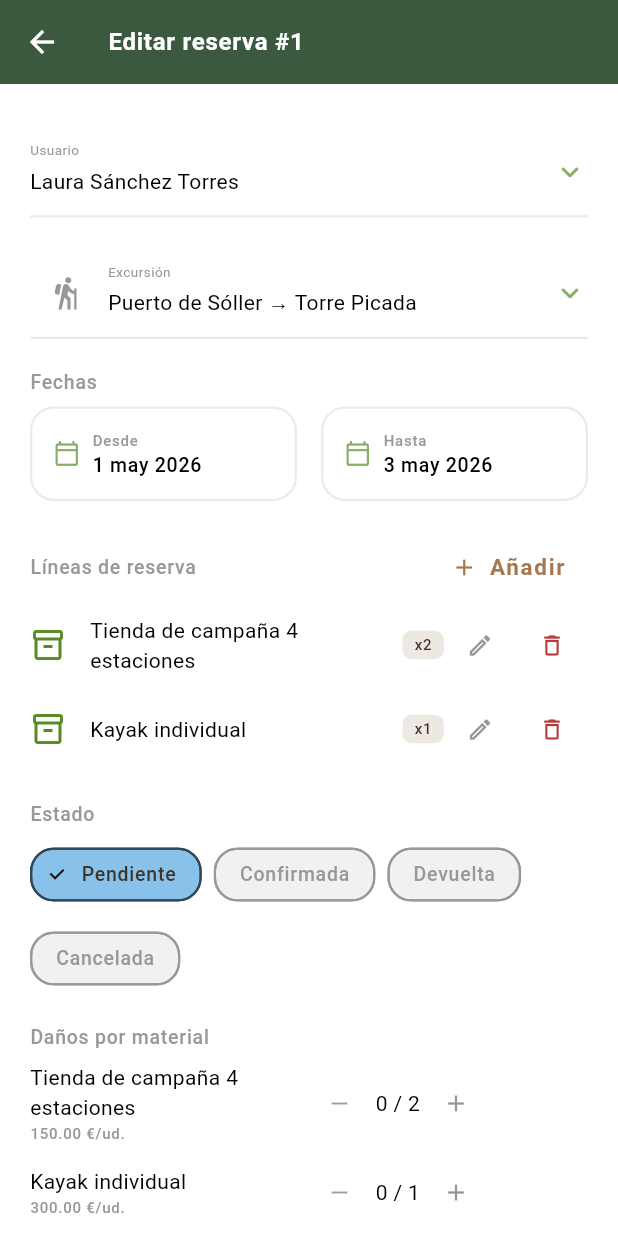
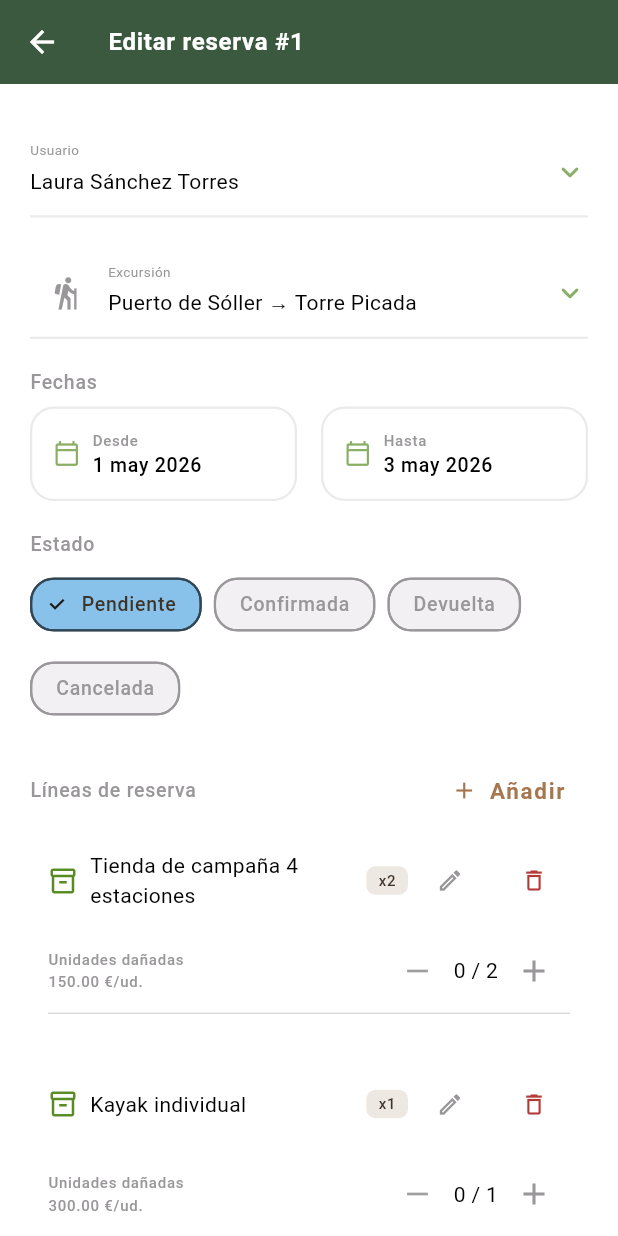
Before and after one commit to adminoutventura-dot/Outventura-Frontend, a Flutter app: the ReservationFormPage screen opened directly with sample values from the repository, on a phone screen of 412 x 824 dp. Run offline on Flutter 3.47's test engine with Material 3 defaults, Android fonts, the phone set to English and light mode, and no system bars; our stand-ins replace flutter_riverpod, shared_preferences; accounts and stored records are empty.

Commit message:
Card de linea reserva creada

```diff
--- a/lib/features/outventura/presentation/pages/forms/reservation_form_page.dart
+++ b/lib/features/outventura/presentation/pages/forms/reservation_form_page.dart
@@ -10,8 +10,8 @@ import 'package:outventura/features/outventura/domain/entities/equipment.dart';
 import 'package:outventura/features/outventura/domain/entities/reservation.dart';
 import 'package:outventura/features/outventura/presentation/controllers/reservation_form_controller.dart';
 import 'package:outventura/features/outventura/presentation/providers/equipment_provider.dart';
-import 'package:outventura/core/widgets/app_tag.dart';
 import 'package:outventura/features/outventura/presentation/providers/excursions_provider.dart';
+import 'package:outventura/features/outventura/presentation/widgets/reservation_line_card.dart';
 
 class ReservationFormPage extends ConsumerStatefulWidget {
   final Reserva reserva;
@@ -19,7 +19,8 @@ class ReservationFormPage extends ConsumerStatefulWidget {
   const ReservationFormPage({super.key, required this.reserva});
 
   @override
-  ConsumerState<ReservationFormPage> createState() => _ReservationFormPageState();
+  ConsumerState<ReservationFormPage> createState() =>
+      _ReservationFormPageState();
 }
 
 class _ReservationFormPageState extends ConsumerState<ReservationFormPage> {
@@ -71,7 +72,6 @@ class _ReservationFormPageState extends ConsumerState<ReservationFormPage> {
           child: Column(
             crossAxisAlignment: CrossAxisAlignment.start,
             children: [
-
               // Usuario
               const SizedBox(height: 8),
               AppUserDropdown(
@@ -98,12 +98,16 @@ class _ReservationFormPageState extends ConsumerState<ReservationFormPage> {
               AppExcursionDropdown(
                 value: _controller.idExcursion,
                 excursiones: ref.read(excursionesProvider),
-                onChanged: (int? v) => setState(() => _controller.idExcursion = v),
+                onChanged: (int? v) =>
+                    setState(() => _controller.idExcursion = v),
               ),
               const SizedBox(height: 20),
 
               // Fechas
-              Text('Fechas', style: tt.labelMedium?.copyWith(color: cs.onSurfaceVariant)),
+              Text(
+                'Fechas',
+                style: tt.labelMedium?.copyWith(color: cs.onSurfaceVariant),
+              ),
               const SizedBox(height: 8),
               Row(
                 children: [
@@ -113,7 +117,8 @@ class _ReservationFormPageState extends ConsumerState<ReservationFormPage> {
                       date: _controller.fechaDesde ?? DateTime.now(),
                       firstDate: DateTime(2020),
                       lastDate: DateTime(2030),
-                      onDateSelected: (DateTime d) => setState(() => _controller.fechaDesde = d),
+                      onDateSelected: (DateTime d) =>
+                          setState(() => _controller.fechaDesde = d),
                     ),
                   ),
                   const SizedBox(width: 16),
@@ -123,10 +128,31 @@ class _ReservationFormPageState extends ConsumerState<ReservationFormPage> {
                       date: _controller.fechaHasta ?? DateTime.now(),
                       firstDate: DateTime(2020),
                       lastDate: DateTime(2030),
-                      onDateSelected: (DateTime d) => setState(() => _controller.fechaHasta = d),
+                      onDateSelected: (DateTime d) =>
+                          setState(() => _controller.fechaHasta = d),
                     ),
                   ),
                 ],
+              ),
+              const SizedBox(height: 20),
+
+              // Estado
+              Text(
+                'Estado',
+                style: tt.labelMedium?.copyWith(color: cs.onSurfaceVariant),
+              ),
+              const SizedBox(height: 8),
+              AppChipWrap(
+                children: EstadoReserva.values.map((EstadoReserva e) {
+                  final bool seleccionado = _controller.estado == e;
+                  return AppChoiceChip(
+                    label: e.label,
+                    seleccionado: seleccionado,
+                    onSelected: (_) => setState(() => _controller.estado = e),
+                    selectedColor: cs.secondaryContainer,
+                    selectedBorderColor: cs.tertiary,
+                  );
+                }).toList(),
               ),
               const SizedBox(height: 20),
 
@@ -134,7 +160,10 @@ class _ReservationFormPageState extends ConsumerState<ReservationFormPage> {
               Row(
                 mainAxisAlignment: MainAxisAlignment.spaceBetween,
                 children: [
-                  Text('Líneas de reserva', style: tt.labelMedium?.copyWith(color: cs.onSurfaceVariant)),
+                  Text(
+                    'Líneas de reserva',
+                    style: tt.labelMedium?.copyWith(color: cs.onSurfaceVariant),
+                  ),
                   TertiaryButton(
                     label: 'Añadir',
                     icon: Icons.add,
@@ -158,7 +187,6 @@ class _ReservationFormPageState extends ConsumerState<ReservationFormPage> {
                   physics: const NeverScrollableScrollPhysics(),
                   itemCount: _controller.lineas.length,
                   itemBuilder: (_, int i) {
-
                     final LineaReserva linea = _controller.lineas[i];
 
                     // Buscar el equipamiento que corresponde a esta línea.
@@ -170,112 +198,36 @@ class _ReservationFormPageState extends ConsumerState<ReservationFormPage> {
                       }
                     }
 
-                    return ListTile(
-                      contentPadding: EdgeInsets.zero,
-                      leading: Icon(Icons.inventory_2_outlined, color: cs.primary),
-                      title: Text(equip.nombre, style: tt.bodyMedium),
-                      trailing: Row(
-                        mainAxisSize: MainAxisSize.min,
-                        children: [
-                          TagWidget(
-                            text: 'x${linea.cantidad}',
-                            backgroundColor: cs.primaryContainer,
-                            textColor: cs.onPrimaryContainer,
+                    final int daniadas = _controller.cantidadDaniada(
+                      linea.idEquipamiento,
+                    );
+
+                    return ReservationLineCard(
+                      linea: linea,
+                      equipamiento: equip,
+                      cantidadDaniada: daniadas,
+                      onEdit: () => _mostrarDialogoLinea(index: i),
+                      onDelete: () =>
+                          setState(() => _controller.eliminarLinea(i)),
+                      menosCoste: daniadas > 0
+                          ? () => setState(
+                              () => _controller.establecerCantidadDaniada(
+                                linea.idEquipamiento,
+                                daniadas - 1,
                               ),
-                          IconButton(
-                            icon: Icon(Icons.edit_outlined, size: 18, color: cs.onSurfaceVariant),
-                            onPressed: () => _mostrarDialogoLinea(index: i),
+                            )
+                          : null,
+                      masCoste: daniadas < linea.cantidad
+                          ? () => setState(
+                              () => _controller.establecerCantidadDaniada(
+                                linea.idEquipamiento,
+                                daniadas + 1,
                               ),
-                          IconButton(
-                            icon: Icon(Icons.delete_outline, size: 18, color: cs.error),
-                            onPressed: () => setState(() => _controller.eliminarLinea(i)),
-                          ),
-                        ],
-                      ),
+                            )
+                          : null,
                     );
                   },
                 ),
-              const SizedBox(height: 20),
-
-              // Estado
-              Text('Estado', style: tt.labelMedium?.copyWith(color: cs.onSurfaceVariant)),
-              const SizedBox(height: 8),
-              AppChipWrap(
-                children: EstadoReserva.values.map((EstadoReserva e) {
-                  final bool seleccionado = _controller.estado == e;
-                  return AppChoiceChip(
-                    label: e.label,
-                    seleccionado: seleccionado,
-                    onSelected: (_) => setState(() => _controller.estado = e),
-                    selectedColor: cs.secondaryContainer,
-                    selectedBorderColor: cs.tertiary,
-                  );
-                }).toList(),
-              ),
-              const SizedBox(height: 20),
-
-              // TODO: Revisar esto a ver si se puede evitar hacer dos listas con los equipamientos.
-              // Daños por material
-              if (_controller.lineas.isNotEmpty) ...[
-                Text('Daños por material', style: tt.labelMedium?.copyWith(color: cs.onSurfaceVariant)),
-                const SizedBox(height: 4),
-
-                ...List.generate(_controller.lineas.length, (int i) {
-                  final LineaReserva linea = _controller.lineas[i];
-
-                  // Buscar el equipamiento que corresponde a esta línea.
-                  Equipamiento equip = equipamientos.first;
-                    for (final Equipamiento eq in equipamientos) {
-                      if (eq.id == linea.idEquipamiento) {
-                        equip = eq;
-                        break;
-                      }
-                    }
-
-                  final int daniadas = _controller.cantidadDaniada(linea.idEquipamiento);
-                  return Padding(
-                    padding: const EdgeInsets.symmetric(vertical: 4),
-                    child: Row(
-                      children: [
-                        Expanded(
-                          child: Column(
-                            crossAxisAlignment: CrossAxisAlignment.start,
-                            children: [
-                              Text(equip.nombre, style: tt.bodyMedium),
-                              Text(
-                                '${equip.cargoPorDanio.toStringAsFixed(2)} €/ud.',
-                                style: tt.labelSmall?.copyWith(color: cs.onSurfaceVariant),
-                              ),
-                            ],
-                          ),
-                        ),
-                        IconButton(
-                          icon: const Icon(Icons.remove, size: 18),
-                          onPressed: daniadas > 0
-                              ? () => setState(() => _controller.establecerCantidadDaniada(linea.idEquipamiento, daniadas - 1))
-                              : null,
-                        ),
-                        Text('$daniadas / ${linea.cantidad}', style: tt.bodyMedium),
-                        IconButton(
-                          icon: const Icon(Icons.add, size: 18),
-                          onPressed: daniadas < linea.cantidad
-                              ? () => setState(() => _controller.establecerCantidadDaniada(linea.idEquipamiento, daniadas + 1))
-                              : null,
-                        ),
-                        SizedBox(
-                          width: 64,
-                          child: daniadas > 0
-                              ? Text(
-                                  '${(daniadas * equip.cargoPorDanio).toStringAsFixed(2)} €',
-                                  style: tt.labelMedium?.copyWith(color: cs.error),
-                                  textAlign: TextAlign.end,
-                                )
-                              : const SizedBox.shrink(),
-                        ),
-                      ],
-                    ),
-                  );
-                }),
 
               // Total cargos por daños
               if (_controller.totalCargoDanios > 0) ...[
@@ -290,7 +242,7 @@ class _ReservationFormPageState extends ConsumerState<ReservationFormPage> {
                     ),
                   ],
                 ),
-                ],
+                const SizedBox(height: 20),
               ],
               const SizedBox(height: 32),
 
@@ -311,10 +263,16 @@ class _ReservationFormPageState extends ConsumerState<ReservationFormPage> {
                       label: 'Guardar',
                       icon: Icons.save_outlined,
                       onPressed: () {
+                        // TODO: Cuando se borra una linea, se deberia restablecer su cargo por daños a 0, porque sino se queda en el total.
+                        // TODO: Añadir una protección extra para cuando editas una línea y cambias de equipamiento (mover/limpiar daños del id anterior), que también se mantiene en el total.
                         // TODO: Validar el formulario antes de crear la reserva.
                         if (_controller.lineas.isEmpty) {
                           ScaffoldMessenger.of(context).showSnackBar(
-                            const SnackBar(content: Text('Añade al menos una línea de reserva.')),
+                            const SnackBar(
+                              content: Text(
+                                'Añade al menos una línea de reserva.',
+                              ),
+                            ),
                           );
                           return;
                         }
--- /dev/null
+++ b/lib/features/outventura/presentation/widgets/reservation_line_card.dart
@@ -0,0 +1,125 @@
+import 'package:flutter/material.dart';
+import 'package:outventura/core/widgets/app_buttons.dart';
+import 'package:outventura/core/widgets/app_tag.dart';
+import 'package:outventura/features/outventura/domain/entities/equipment.dart';
+import 'package:outventura/features/outventura/domain/entities/reservation.dart';
+
+class ReservationLineCard extends StatelessWidget {
+  final LineaReserva linea;
+  final Equipamiento equipamiento;
+  final int cantidadDaniada;
+  final VoidCallback onEdit;
+  final VoidCallback onDelete;
+  final VoidCallback? menosCoste;
+  final VoidCallback? masCoste;
+
+  const ReservationLineCard({
+    super.key,
+    required this.linea,
+    required this.equipamiento,
+    required this.cantidadDaniada,
+    required this.onEdit,
+    required this.onDelete,
+    this.menosCoste,
+    this.masCoste,
+  });
+
+  @override
+  Widget build(BuildContext context) {
+    final ColorScheme cs = Theme.of(context).colorScheme;
+    final TextTheme tt = Theme.of(context).textTheme;
+    final double totalDanio = cantidadDaniada * equipamiento.cargoPorDanio;
+
+    return Card(
+      margin: const EdgeInsets.only(bottom: 12),
+      elevation: 0,
+      child: Padding(
+        padding: const EdgeInsets.all(12),
+        child: Column(
+          crossAxisAlignment: CrossAxisAlignment.start,
+          children: [
+            Row(
+              children: [
+                Icon(Icons.inventory_2_outlined, color: cs.primary, size: 20),
+                const SizedBox(width: 8),
+                Expanded(
+                  child: Text(equipamiento.nombre, style: tt.bodyMedium),
+                ),
+                TagWidget(
+                  text: 'x${linea.cantidad}',
+                  backgroundColor: cs.primaryContainer,
+                  textColor: cs.onPrimaryContainer,
+                ),
+                const SizedBox(width: 4),
+                ActionIcon(
+                  icon: Icons.edit_outlined,
+                  size: 18,
+                  color: cs.onSurfaceVariant,
+                  onTap: onEdit,
+                ),
+                const SizedBox(width: 8),
+                ActionIcon(
+                  icon: Icons.delete_outline,
+                  size: 18,
+                  color: cs.error,
+                  onTap: onDelete,
+                ),
+              ],
+            ),
+            const SizedBox(height: 12),
+            Row(
+              children: [
+                Expanded(
+                  child: Column(
+                    crossAxisAlignment: CrossAxisAlignment.start,
+                    children: [
+                      Text(
+                        'Unidades dañadas',
+                        style: tt.labelSmall?.copyWith(
+                          color: cs.onSurfaceVariant,
+                        ),
+                      ),
+                      Text(
+                        '${equipamiento.cargoPorDanio.toStringAsFixed(2)} €/ud.',
+                        style: tt.labelSmall?.copyWith(
+                          color: cs.onSurfaceVariant,
+                        ),
+                      ),
+                    ],
+                  ),
+                ),
+                IconButton(
+                  icon: const Icon(Icons.remove),
+                  onPressed: menosCoste,
+                ),
+                Text(
+                  '$cantidadDaniada / ${linea.cantidad}',
+                  style: tt.bodyMedium,
+                ),
+                IconButton(icon: const Icon(Icons.add), onPressed: masCoste),
+              ],
+            ),
+            const SizedBox(height: 5),
+            Divider(
+              color: cs.onSurfaceVariant.withValues(alpha: 0.35),
+              thickness: 1,
+              height: 0,
+            ),
+
+            // Total cantidad dañada
+            if (cantidadDaniada > 0) ...[
+              const SizedBox(height: 8),
+              Align(
+                alignment: Alignment.centerRight,
+                child: Text(
+                  '${totalDanio.toStringAsFixed(2)} €',
+                  style: tt.labelMedium?.copyWith(color: cs.error),
+                ),
+              ),
+            ],
+          ],
+        ),
+      ),
+    );
+  }
+}
--- a/lib/features/outventura/presentation/widgets/reservation_line_dialog.dart
+++ b/lib/features/outventura/presentation/widgets/reservation_line_dialog.dart
@@ -24,6 +24,7 @@ Future<LineaReserva?> mostrarDialogoLineaReserva({
           content: Column(
             mainAxisSize: MainAxisSize.min,
             children: [
+              // TODO: Cambiar a un dropdown con búsqueda si la lista de equipamientos es muy larga (crear widget).
               DropdownButtonFormField<int>(
                 initialValue: idEquipamiento,
                 decoration: InputDecoration(
@@ -46,6 +47,7 @@ Future<LineaReserva?> mostrarDialogoLineaReserva({
                 onChanged: (int? v) => setDialogState(() => idEquipamiento = v),
               ),
               const SizedBox(height: 16),
+              // TODO: Cambiar el TextField por un Stepper o algo similar para evitar problemas de input no numerico (crear widget).
               TextField(
                 controller: cantCtrl,
                 keyboardType: TextInputType.number,
--- a/lib/main.dart
+++ b/lib/main.dart
@@ -6,10 +6,8 @@ import 'package:outventura/features/auth/presentation/pages/login_page.dart';
 import 'package:outventura/features/preferences/controllers/preferences_controller.dart';
 import 'package:outventura/features/preferences/data/models/preferences.dart';
 
-// TODO: Revisar la diferencia entre entities y models (Recordatorio)
+// TODO: Revisar si se divide entre entities y models (Recordatorio)
 // TODO: Arreglar tema oscuro (Recordatorio)
-// TODO: En que carpeta van los entities?
-
 
 void main() async {
   WidgetsFlutterBinding.ensureInitialized();
```
Also changed, not shown: lib/features/outventura/presentation/controllers/reservation_form_controller.dart (+7 -5 lines). Lines whose indentation alone changed are shown as unchanged.
